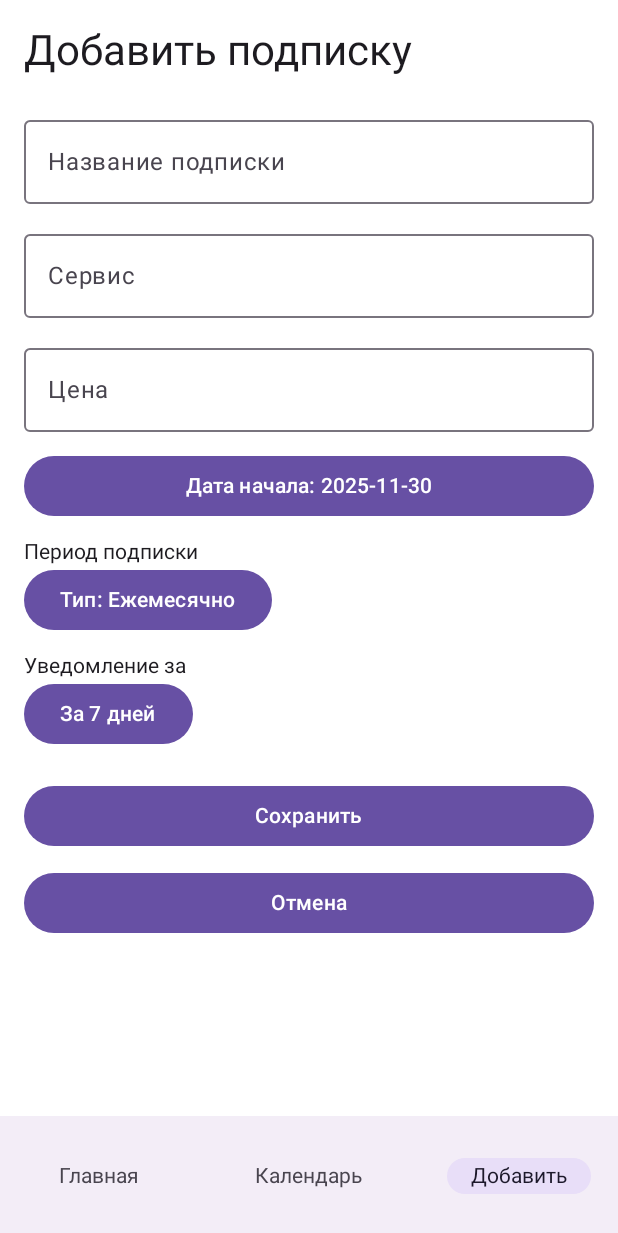
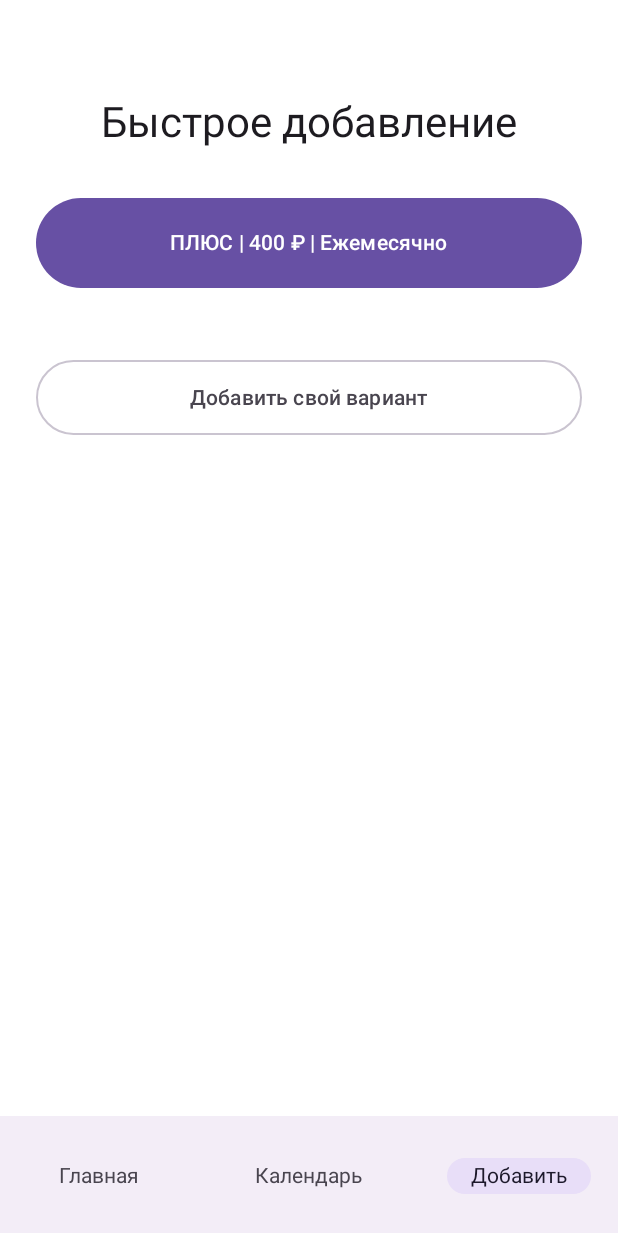
Before and after one commit to polinaionina/SubPro, an Android app built with Jetpack Compose: the screen it shows after launch (MainActivity), item 3 of the bottom bar chosen, on a phone screen of 412 x 824 dp. Shown: the top 1233 px of the screen. Run offline under Robolectric (Android 15) with nearby library versions, the phone set to English and light mode, and no system bars.

```diff
--- a/MyApp/app/src/main/java/com/example/subpro/MainActivity.kt
+++ b/MyApp/app/src/main/java/com/example/subpro/MainActivity.kt
@@ -19,28 +19,49 @@ import androidx.compose.runtime.*
 import androidx.compose.ui.Alignment
 import androidx.compose.ui.Modifier
 import androidx.compose.ui.graphics.Color
+import androidx.compose.ui.platform.LocalContext
 import androidx.compose.ui.unit.dp
 import androidx.core.app.NotificationCompat
 import androidx.core.app.NotificationManagerCompat
 import androidx.core.content.ContextCompat
-import java.time.LocalDate
-import java.time.YearMonth
-import com.example.subpro.ui.theme.AddSubscriptionScreen
-import androidx.compose.ui.platform.LocalContext
 import com.example.subpro.data.SubscriptionService
 import com.example.subpro.model.Subscription
+import com.example.subpro.model.SubscriptionPeriod // Добавлен импорт SubscriptionPeriod
 import com.example.subpro.model.nextPayment
-import com.example.subpro.ui.theme.getDayText
+import com.example.subpro.ui.theme.AddSubscriptionScreen
 import com.example.subpro.ui.theme.asRussianText
+import java.time.LocalDate
+import java.time.Month
+import java.time.YearMonth
 
 // Определяем возможные экраны для навигации
 sealed class Screen(val route: String) {
     object Main : Screen("main")
     object Calendar : Screen("calendar")
-    object Add : Screen("add")
+    object Add : Screen("add_choice") // Экран выбора шаблона (НОВЫЙ)
+    object Form : Screen("add_form") // Экран формы (СТАРЫЙ)
+}
+
+// НОВАЯ ВСПОМОГАТЕЛЬНАЯ ФУНКЦИЯ ДЛЯ ПЕРЕВОДА МЕСЯЦЕВ
+fun Month.toRussianMonthName(): String {
+    return when (this) {
+        Month.JANUARY -> "Январь"
+        Month.FEBRUARY -> "Февраль"
+        Month.MARCH -> "Март"
+        Month.APRIL -> "Апрель"
+        Month.MAY -> "Май"
+        Month.JUNE -> "Июнь"
+        Month.JULY -> "Июль"
+        Month.AUGUST -> "Август"
+        Month.SEPTEMBER -> "Сентябрь"
+        Month.OCTOBER -> "Октябрь"
+        Month.NOVEMBER -> "Ноябрь"
+        Month.DECEMBER -> "Декабрь"
+    }
 }
 
 class MainActivity : ComponentActivity() {
+// ... (onCreate и функции уведомлений остаются без изменений)
 
     private val requestPermissionLauncher =
         registerForActivityResult(ActivityResultContracts.RequestPermission()) { isGranted ->
@@ -142,7 +163,15 @@ fun AppNavigation(onSendNotification: () -> Unit) {
             when (currentScreen) {
                 is Screen.Main -> MainScreen(onSendNotification = onSendNotification)
                 is Screen.Calendar -> CalendarScreen()
-                is Screen.Add -> AddSubscriptionScreen(
+
+                // НОВЫЙ: Экран выбора шаблона
+                is Screen.Add -> SubscriptionChoiceScreen(
+                    onAddCustom = { currentScreen = Screen.Form }, // Переход к форме
+                    onSuccess = { currentScreen = Screen.Main }
+                )
+
+                // СТАРЫЙ: Экран формы добавления
+                is Screen.Form -> AddSubscriptionScreen(
                     context = LocalContext.current,
                     onBack = { currentScreen = Screen.Main }
                 )
@@ -158,17 +187,15 @@ fun BottomNavigationBar(
 ) {
     NavigationBar {
         val items = listOf(
-            Screen.Main to "Главная", // ИЗМЕНЕНО: "1" на "Главная"
+            Screen.Main to "Главная",
             Screen.Calendar to "Календарь",
+            // ИСПОЛЬЗУЕМ НОВЫЙ ЭКРАН Add ДЛЯ КНОПКИ "ДОБАВИТЬ"
             Screen.Add to "Добавить"
         )
 
         items.forEach { (screen, label) ->
             NavigationBarItem(
-                // ИЗМЕНЕНО: icon теперь содержит только текст, который мы хотим видеть
                 icon = { Text(label) },
-                // ИЗМЕНЕНО: label теперь не содержит дублирующего текста,
-                // оставляем только для соответствия API, но без дублирования.
                 label = null,
                 selected = currentScreen == screen,
                 onClick = { onScreenSelected(screen) }
@@ -177,8 +204,67 @@ fun BottomNavigationBar(
     }
 }
 
+// НОВЫЙ КОМПОНЕНТ ДЛЯ ВЫБОРА ШАБЛОНА
+@Composable
+fun SubscriptionChoiceScreen(
+    onAddCustom: () -> Unit,
+    onSuccess: () -> Unit
+) {
+    val context = LocalContext.current
+    var message by remember { mutableStateOf<String?>(null) }
+
+    // Данные для шаблона "Яндекс Плюс"
+    val template = remember {
+        SubscriptionService.SubscriptionTemplate(
+            name = "ПЛЮС",
+            provider = "Яндекс",
+            price = 400.0,
+            period = SubscriptionPeriod.MONTHLY
+        )
+    }
+
+    Column(
+        modifier = Modifier
+            .fillMaxSize()
+            .padding(24.dp),
+        horizontalAlignment = Alignment.CenterHorizontally
+    ) {
+        Spacer(Modifier.height(40.dp))
+        Text(
+            "Быстрое добавление",
+            style = MaterialTheme.typography.headlineMedium
+        )
+        Spacer(Modifier.height(32.dp))
+
+        // --- КНОПКА ШАБЛОНА ---
+        Button(
+            onClick = {
+                SubscriptionService.addFromTemplate(template)
+                message = "Успешно добавлено: ${template.name} (${template.price.toInt()} ₽/${template.period.asRussianText()})"
+                // После успешного добавления, возвращаемся на главный экран
+                onSuccess()
+            },
+            modifier = Modifier.fillMaxWidth().height(60.dp)
+        ) {
+            Text("${template.name} | ${template.price.toInt()} ₽ | ${template.period.asRussianText()}")
+        }
+
+        Spacer(Modifier.height(48.dp))
+
+        // --- КНОПКА ДОБАВИТЬ СВОЙ ВАРИАНТ ---
+        OutlinedButton(
+            onClick = onAddCustom,
+            modifier = Modifier.fillMaxWidth().height(50.dp)
+        ) {
+            Text("Добавить свой вариант")
+        }
+    }
+}
+
+
 @Composable
 fun MainScreen(onSendNotification: () -> Unit) {
+// ... (остальной код MainScreen остается без изменений)
     Column(
         modifier = Modifier.fillMaxSize().padding(16.dp),
         horizontalAlignment = Alignment.CenterHorizontally,
@@ -193,11 +279,9 @@ fun MainScreen(onSendNotification: () -> Unit) {
     }
 }
 
-// Функции CalendarScreen, CalendarMonthView, SubscriptionDetails и generateDaysForMonth
-// остаются без изменений для сохранения функционала.
-
 @Composable
 fun CalendarScreen() {
+// ... (CalendarScreen и все вспомогательные функции остаются без изменений)
     var currentMonth by remember { mutableStateOf(YearMonth.now()) }
 
     var selectedDate by remember { mutableStateOf<LocalDate?>(null) }
@@ -217,7 +301,7 @@ fun CalendarScreen() {
             }
 
             Text(
-                text = "${currentMonth.month} ${currentMonth.year}",
+                text = "${currentMonth.month.toRussianMonthName()} ${currentMonth.year}",
                 style = MaterialTheme.typography.titleLarge
             )
 
--- a/MyApp/app/src/main/java/com/example/subpro/data/SubscriptionService.kt
+++ b/MyApp/app/src/main/java/com/example/subpro/data/SubscriptionService.kt
@@ -9,6 +9,30 @@ object SubscriptionService {
 
     private val idCounter = AtomicInteger(1)
     private val subscriptions = mutableListOf<Subscription>()
+
+    // НОВАЯ СТРУКТУРА ДЛЯ ШАБЛОНА
+    data class SubscriptionTemplate(
+        val name: String,
+        val provider: String,
+        val price: Double,
+        val period: SubscriptionPeriod
+    )
+
+    fun addFromTemplate(template: SubscriptionService.SubscriptionTemplate) {
+        val newSubscription = Subscription(
+            id = idCounter.getAndIncrement(),
+            name = template.name,
+            provider = template.provider,
+            price = template.price,
+
+            startDate = LocalDate.now(),
+
+            period = template.period,
+
+            notificationDaysBefore = 3
+        )
+        subscriptions.add(newSubscription)
+    }
 
     fun add(
         name: String,
```
